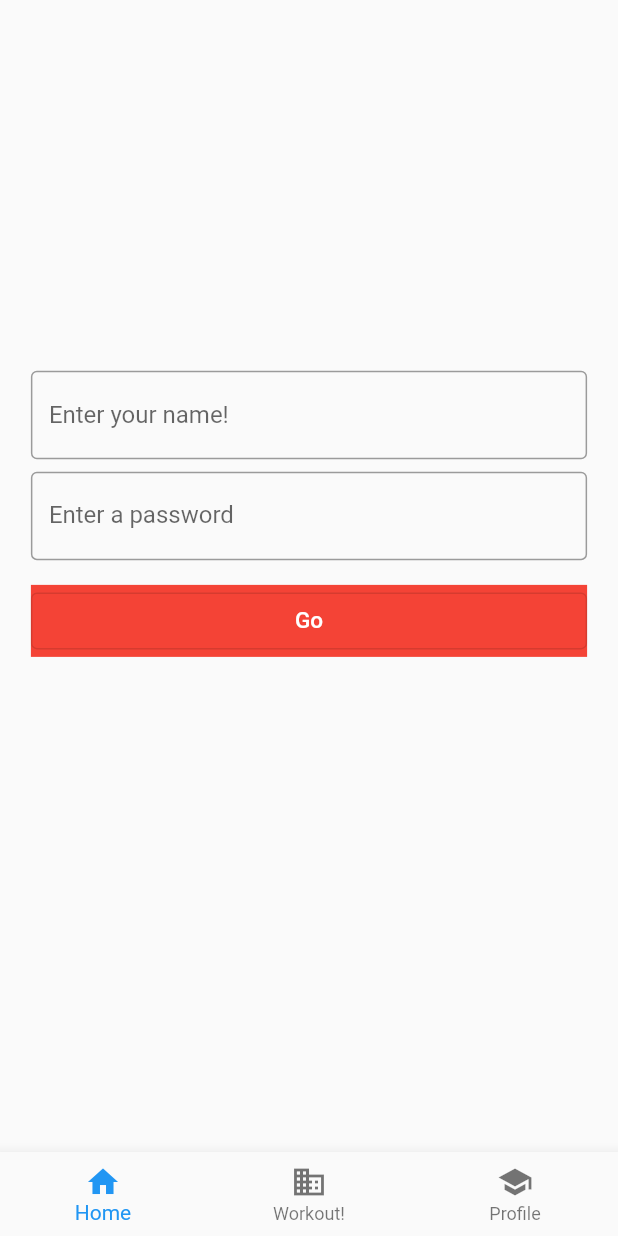
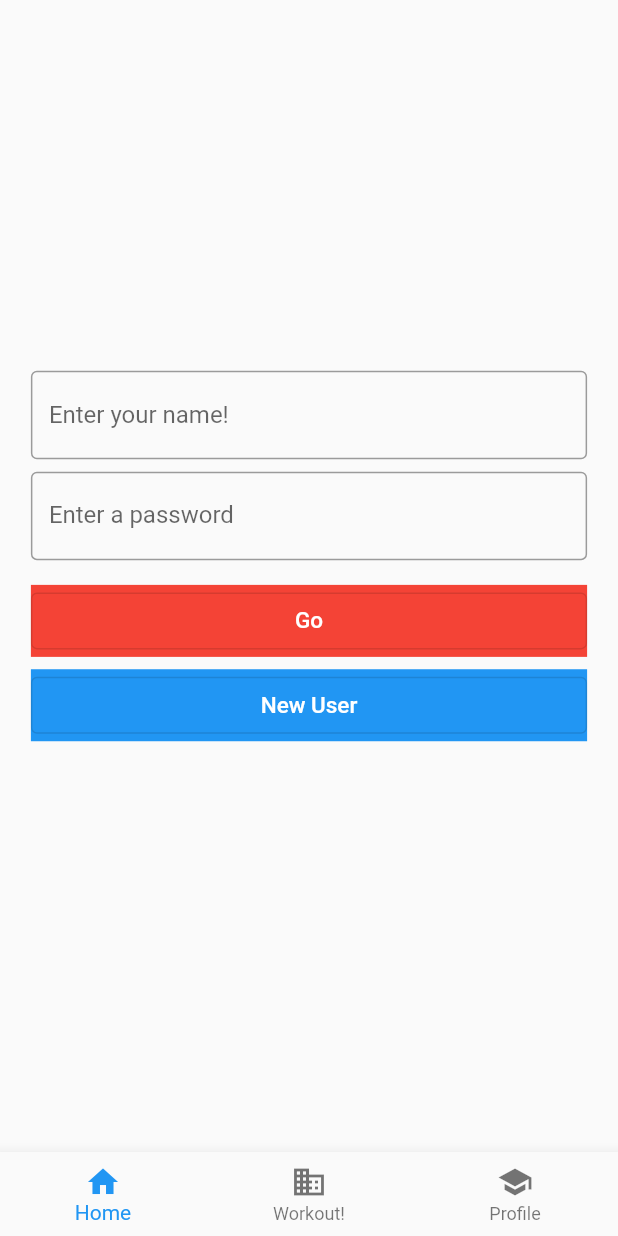
Before and after one commit to allcui/intervaltimer-flutter, a Flutter app: the Navigation screen opened directly, after a tap on "Go", on a phone screen of 412 x 824 dp. Run offline on Flutter 3.47's test engine with Material 2 defaults, Android fonts, the phone set to English and light mode, and no system bars; network calls fail.

Commit message:
adjusted new user http request

```diff
--- a/lib/main.dart
+++ b/lib/main.dart
@@ -1,4 +1,4 @@
-import 'package:countdown_timer/screen/navigation.dart';
+import 'package:countdown_timer/screen/login_page.dart';
 import 'package:flutter/material.dart';
 
 void main() {
@@ -10,7 +10,7 @@ void main() {
           bodyText2: TextStyle(color: Colors.white)
         ),
       ),
-      home: Navigation(),
+      home: LoginPage(),
     )
   );
 }
--- a/lib/screen/login_page.dart
+++ b/lib/screen/login_page.dart
@@ -1,7 +1,12 @@
+
+import 'dart:developer';
 
 import 'package:countdown_timer/model/device.dart';
 import 'package:countdown_timer/widget/widgets.dart';
 import 'package:flutter/material.dart';
+
+import 'package:http/http.dart' as http;
+import 'dart:convert';
 
 class LoginPage extends StatefulWidget {
   @override
@@ -10,8 +15,8 @@ class LoginPage extends StatefulWidget {
 
 class _LoginPageState extends State<LoginPage> {
 
-  final _playerNameController = TextEditingController();
-  final _lobbyIdController = TextEditingController();
+  final _userNameController = TextEditingController();
+  final _userPasswordController = TextEditingController();
 
   @override
   Widget build(BuildContext context) {
@@ -27,23 +32,32 @@ class _LoginPageState extends State<LoginPage> {
           child: Column(
             children: <Widget>[
               InputField(
-                controller: _playerNameController,
+                controller: _userNameController,
                 labelText: 'Enter your name!',
                 width: itemWidth,
               ),
               SizedBox(height: height * 0.01,),
               InputField(
                 isPasswordField: true,
-                controller: _lobbyIdController,
+                controller: _userPasswordController,
                 labelText: 'Enter a password',
                 width: itemWidth,
               ),
               SizedBox(height: height * 0.02,),
               CustomButton(
-                onPressed: () => null,
+                onPressed: () => login(),
                 text: 'Go',
                 width: itemWidth,
                 backgroundColor: Colors.red,
+                textColor: Colors.white,
+                textSize: 15.0,
+              ),
+              SizedBox(height: height * 0.01,),
+              CustomButton(
+                onPressed: () => register(userName: _userNameController.text, password: _userPasswordController.text),
+                text: 'New User',
+                width: itemWidth,
+                backgroundColor: Colors.blue,
                 textColor: Colors.white,
                 textSize: 15.0,
               ),
@@ -52,4 +66,25 @@ class _LoginPageState extends State<LoginPage> {
         )
     );
   }
+
+  login() {
+
+  }
+
+  register({String userName, String password}) async {
+    var url = Uri.parse('https://afternoon-cliffs-94702.herokuapp.com/users/new');
+    var body = jsonEncode({
+      "name": "$userName",
+      "password": "$password"
+    });
+    var response = await http.post(
+      url,
+      body: body,
+      headers: {
+        "Accept": "application/json",
+        "content-type": "application/json"
+      }
+    );
+    print(response.body);
+  }
 }
--- a/pubspec.yaml
+++ b/pubspec.yaml
@@ -28,6 +28,7 @@ dependencies:
   # The following adds the Cupertino Icons font to your application.
   # Use with the CupertinoIcons class for iOS style icons.
   cupertino_icons: ^1.0.2
+  http: ^0.13.3
 
 dev_dependencies:
   flutter_test:
```
Also changed, not shown: pubspec.lock.
